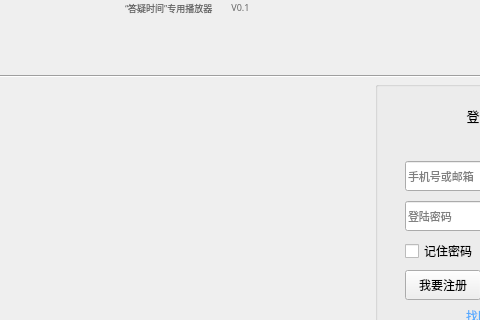
First picture: the form in qatime-studio/loginwindow.ui, repository chuanjiabao1981/qatime-win, before the edit; both pictures show x 245 to 725 and y 0 to 320 of the 866 by 544 pixel window.
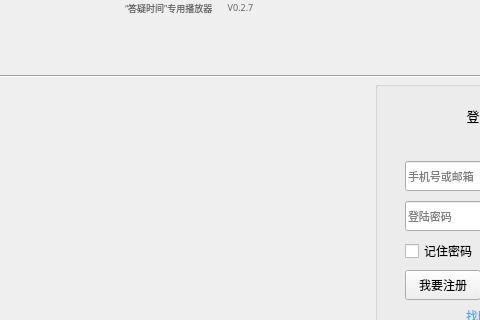
Second picture: the form after the edit. Icons and pictures are not drawn. Custom widgets are drawn as their Qt base class.

What changed in the file:
```diff
--- a/qatime-studio/loginwindow.ui
+++ b/qatime-studio/loginwindow.ui
@@ -74,7 +74,7 @@
      </font>
     </property>
     <property name="text">
-     <string>&lt;html&gt;&lt;head/&gt;&lt;body&gt;&lt;p&gt;&lt;span style=&quot; color:#666666;&quot;&gt;V0.1&lt;/span&gt;&lt;/p&gt;&lt;/body&gt;&lt;/html&gt;</string>
+     <string>&lt;html&gt;&lt;head/&gt;&lt;body&gt;&lt;p&gt;&lt;span style=&quot; color:#666666;&quot;&gt;V0.2.7&lt;/span&gt;&lt;/p&gt;&lt;/body&gt;&lt;/html&gt;</string>
     </property>
     <property name="alignment">
      <set>Qt::AlignCenter</set>
```
